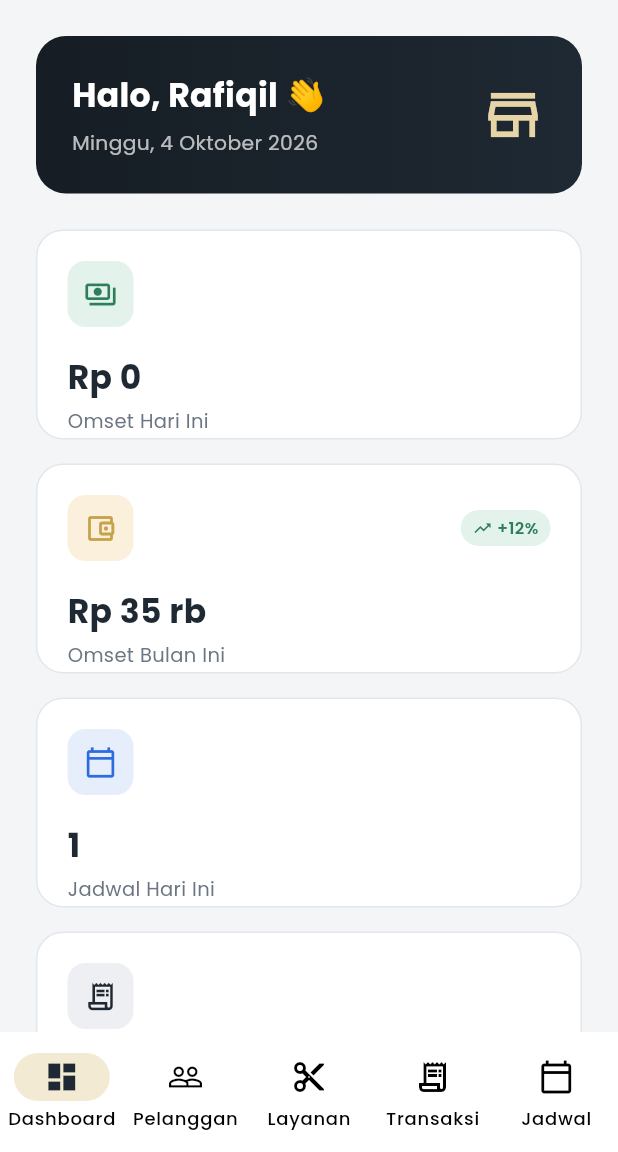
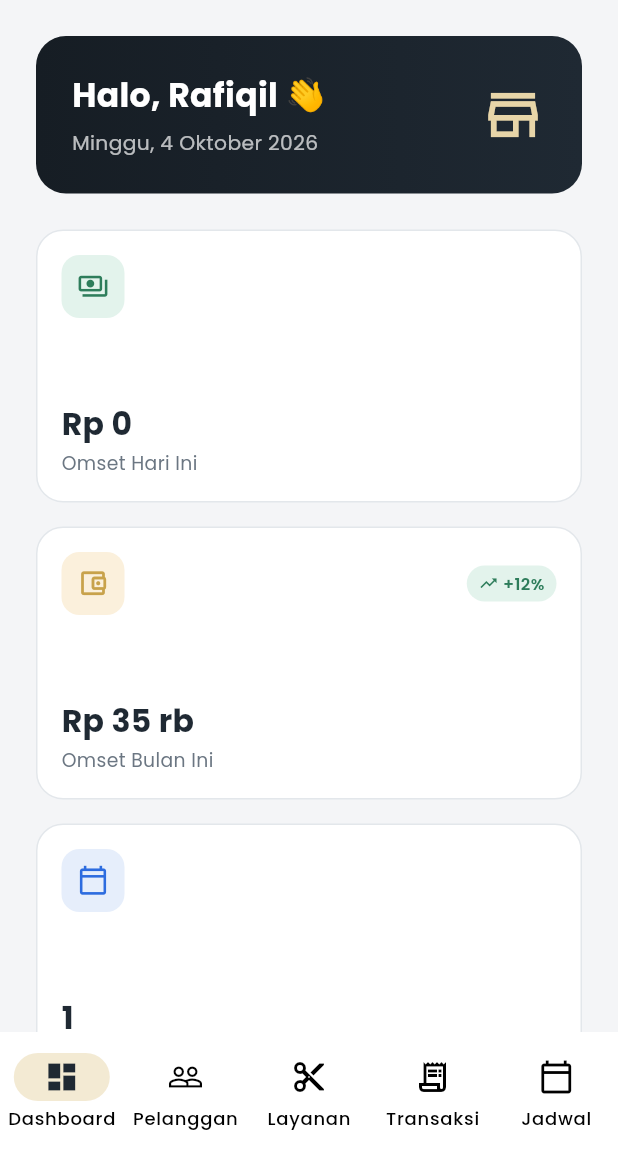
Before and after one commit to Rafiqil/rafiqil_barbershop, a Flutter app: the screen it shows after launch, after a tap on "Masuk", on a phone screen of 412 x 824 dp, the part 84-1236 px from its top. Run offline on Flutter 3.47's test engine with Material 3 defaults, Android fonts, the phone set to English and light mode, and no system bars; our stand-ins replace fl_chart, google_fonts; missing offline and left inert: device_frame; accounts and stored records are empty.

```diff
--- a/lib/screens/dashboard/dashboard_screen.dart
+++ b/lib/screens/dashboard/dashboard_screen.dart
@@ -79,7 +79,7 @@ class DashboardScreen extends StatelessWidget {
               physics: const NeverScrollableScrollPhysics(),
               mainAxisSpacing: 16,
               crossAxisSpacing: 16,
-              childAspectRatio: cols == 1 ? 2.6 : 1.55,
+              childAspectRatio: cols == 1 ? 2.0 : (cols == 2 ? 1.5 : 1.55),
               children: [
                 StatCard(
                   label: 'Omset Hari Ini',
@@ -160,8 +160,8 @@ class _Panel extends StatelessWidget {
         crossAxisAlignment: CrossAxisAlignment.start,
         children: [
           Text(title,
-              style: const TextStyle(
-                  fontSize: 16, fontWeight: FontWeight.w600)),
+              style:
+                  const TextStyle(fontSize: 16, fontWeight: FontWeight.w600)),
           if (subtitle != null) ...[
             const SizedBox(height: 2),
             Text(subtitle!,
@@ -215,12 +215,12 @@ class _RevenueChart extends StatelessWidget {
             ),
             borderData: FlBorderData(show: false),
             titlesData: FlTitlesData(
-              leftTitles: const AxisTitles(
-                  sideTitles: SideTitles(showTitles: false)),
-              rightTitles: const AxisTitles(
-                  sideTitles: SideTitles(showTitles: false)),
-              topTitles: const AxisTitles(
-                  sideTitles: SideTitles(showTitles: false)),
+              leftTitles:
+                  const AxisTitles(sideTitles: SideTitles(showTitles: false)),
+              rightTitles:
+                  const AxisTitles(sideTitles: SideTitles(showTitles: false)),
+              topTitles:
+                  const AxisTitles(sideTitles: SideTitles(showTitles: false)),
               bottomTitles: AxisTitles(
                 sideTitles: SideTitles(
                   showTitles: true,
@@ -274,8 +274,9 @@ class _TopServices extends StatelessWidget {
   @override
   Widget build(BuildContext context) {
     final top = data.layananTerlaris;
-    final maxVal =
-        top.isEmpty ? 1 : top.map((e) => e.value).reduce((a, b) => a > b ? a : b);
+    final maxVal = top.isEmpty
+        ? 1
+        : top.map((e) => e.value).reduce((a, b) => a > b ? a : b);
     return _Panel(
       title: 'Layanan Terlaris',
       subtitle: 'Berdasarkan jumlah transaksi',
@@ -317,8 +318,8 @@ class _TopServices extends StatelessWidget {
                             value: e.value / maxVal,
                             minHeight: 7,
                             backgroundColor: AppColors.background,
-                            valueColor: const AlwaysStoppedAnimation(
-                                AppColors.accent),
+                            valueColor:
+                                const AlwaysStoppedAnimation(AppColors.accent),
                           ),
                         ),
                       ],
@@ -364,8 +365,7 @@ class _UpcomingSchedules extends StatelessWidget {
                           children: [
                             Text(Formatters.jam(s.startTime),
                                 style: const TextStyle(
-                                    fontWeight: FontWeight.w700,
-                                    fontSize: 13)),
+                                    fontWeight: FontWeight.w700, fontSize: 13)),
                             Text(Formatters.hariSingkat(s.startTime),
                                 style: const TextStyle(
                                     fontSize: 10,
@@ -426,6 +426,10 @@ class _DashboardSkeleton extends StatelessWidget {
 
   @override
   Widget build(BuildContext context) {
+    final width = MediaQuery.of(context).size.width;
+    int cols = 4;
+    if (width < 1200) cols = 2;
+    if (width < 560) cols = 1;
     return SingleChildScrollView(
       padding: const EdgeInsets.all(24),
       child: Column(
@@ -434,12 +438,12 @@ class _DashboardSkeleton extends StatelessWidget {
           const ShimmerBox(height: 90, radius: 20),
           const SizedBox(height: 24),
           GridView.count(
-            crossAxisCount: 4,
+            crossAxisCount: cols,
             shrinkWrap: true,
             physics: const NeverScrollableScrollPhysics(),
             mainAxisSpacing: 16,
             crossAxisSpacing: 16,
-            childAspectRatio: 1.55,
+            childAspectRatio: cols == 1 ? 2.0 : (cols == 2 ? 1.5 : 1.55),
             children: List.generate(
                 4, (_) => const ShimmerBox(height: 120, radius: 18)),
           ),
--- a/lib/widgets/stat_card.dart
+++ b/lib/widgets/stat_card.dart
@@ -23,7 +23,7 @@ class StatCard extends StatelessWidget {
   @override
   Widget build(BuildContext context) {
     return Container(
-      padding: const EdgeInsets.all(20),
+      padding: const EdgeInsets.all(16),
       decoration: BoxDecoration(
         color: AppColors.surface,
         borderRadius: BorderRadius.circular(18),
@@ -31,17 +31,18 @@ class StatCard extends StatelessWidget {
       ),
       child: Column(
         crossAxisAlignment: CrossAxisAlignment.start,
+        mainAxisAlignment: MainAxisAlignment.spaceBetween,
         children: [
           Row(
             children: [
               Container(
-                width: 44,
-                height: 44,
+                width: 42,
+                height: 42,
                 decoration: BoxDecoration(
                   color: background,
                   borderRadius: BorderRadius.circular(12),
                 ),
-                child: Icon(icon, color: color, size: 22),
+                child: Icon(icon, color: color, size: 21),
               ),
               const Spacer(),
               if (trend != null)
@@ -53,6 +54,7 @@ class StatCard extends StatelessWidget {
                     borderRadius: BorderRadius.circular(20),
                   ),
                   child: Row(
+                    mainAxisSize: MainAxisSize.min,
                     children: [
                       const Icon(Icons.trending_up,
                           size: 13, color: AppColors.success),
@@ -67,22 +69,33 @@ class StatCard extends StatelessWidget {
                 ),
             ],
           ),
-          const SizedBox(height: 18),
-          Text(
+          const SizedBox(height: 10),
+          Column(
+            crossAxisAlignment: CrossAxisAlignment.start,
+            mainAxisSize: MainAxisSize.min,
+            children: [
+              FittedBox(
+                fit: BoxFit.scaleDown,
+                alignment: Alignment.centerLeft,
+                child: Text(
                   value,
                   style: const TextStyle(
-              fontSize: 22,
+                    fontSize: 21,
                     fontWeight: FontWeight.w700,
                     color: AppColors.textPrimary,
                   ),
                   maxLines: 1,
-            overflow: TextOverflow.ellipsis,
                 ),
-          const SizedBox(height: 4),
+              ),
+              const SizedBox(height: 2),
               Text(
                 label,
+                maxLines: 1,
+                overflow: TextOverflow.ellipsis,
                 style: const TextStyle(
-                color: AppColors.textSecondary, fontSize: 13),
+                    color: AppColors.textSecondary, fontSize: 12.5),
+              ),
+            ],
           ),
         ],
       ),
```
Lines whose indentation alone changed are shown as unchanged.
